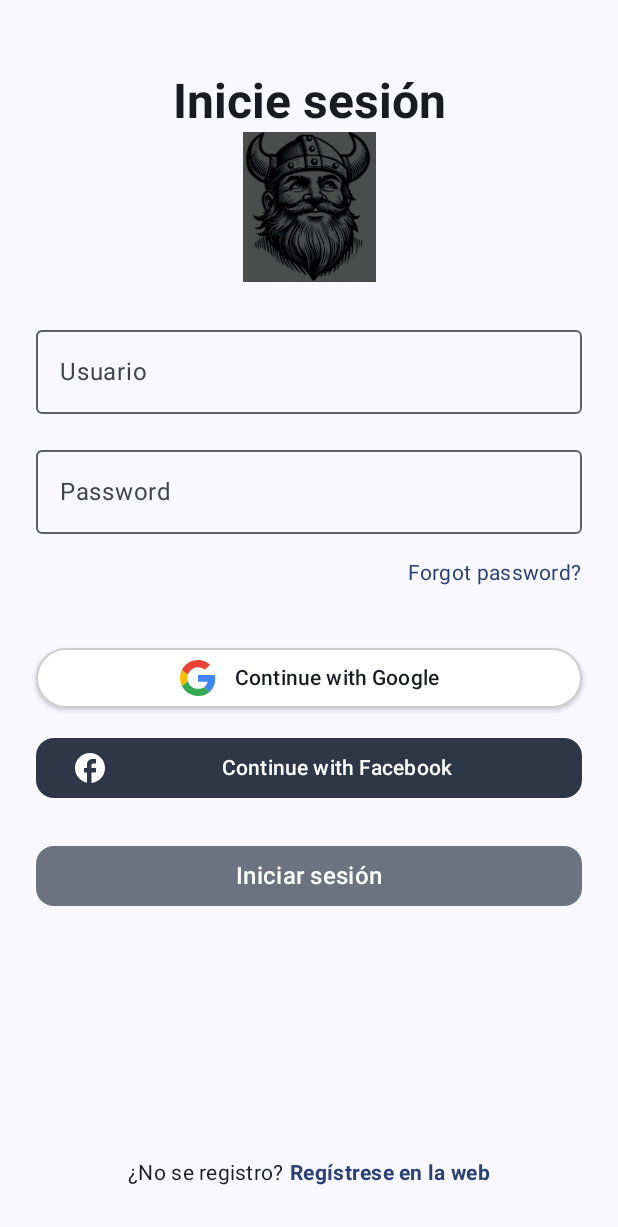
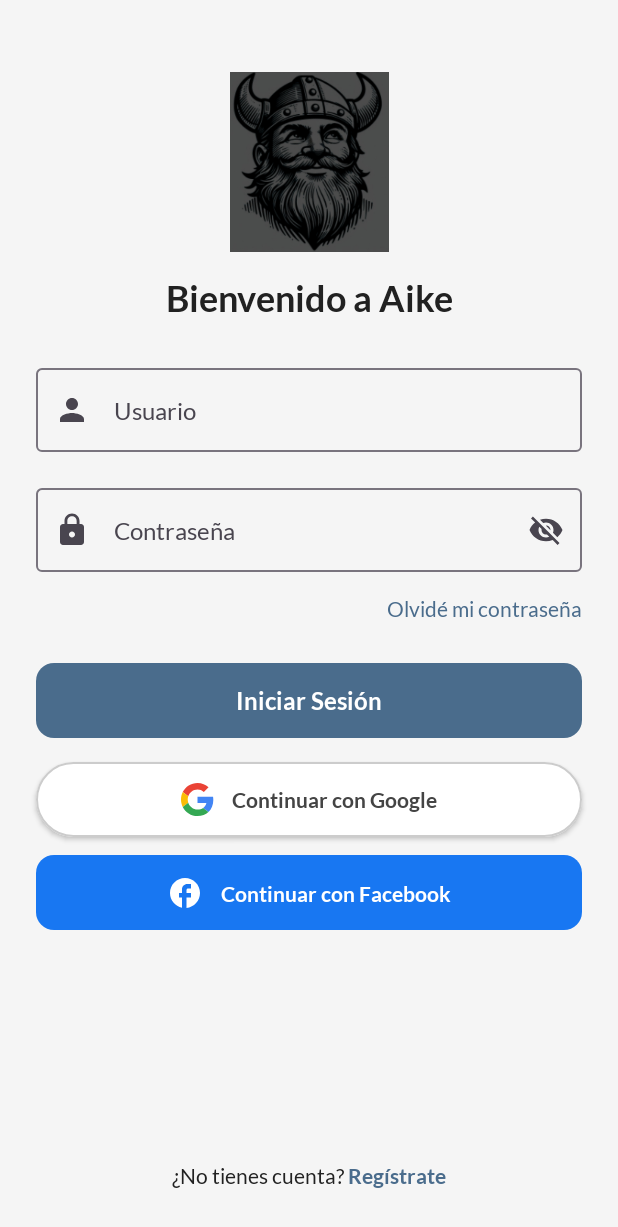
Before and after one commit to otondonicolasDaVinci/aike-app, an Android app built with Jetpack Compose: the screen it shows after launch (MainActivity), on a phone screen of 412 x 824 dp. Shown: the top 1227 px of the screen. Run offline under Robolectric (Android 15) with nearby library versions, the phone set to English and light mode, and no system bars.

Commit message:
Refactor: Enhance Login Screen UI and Theme
This commit introduces a significant visual overhaul to the login screen and application theme:

**Login Screen (LoginScreen.kt):**
- Updated layout with a more prominent logo and welcome message.
- Reordered login buttons for better visual flow.
- Added leading icons (Person, Lock) to username and password fields for improved clarity.
- Implemented a password visibility toggle icon.
- Adjusted button styling for consistency and visual appeal (height, colors, shapes).
- Changed text for "Forgot password?" and "Sign up" prompts to Spanish.
- Improved Google Sign-In button appearance.
- Changed Facebook login button color to official Facebook blue.

**Theme (Color.kt, Type.kt, Theme.kt):**
- Defined a new color palette with named colors (VikingBlue, PatagoniaGreen, StoneGray, etc.) for both light and dark themes.
- Introduced `AppTypography` using the Lato font family (Lato Regular and Lato Bold).
- Updated `DarkColorScheme` and `LightColorScheme` with the new color palette.
- Configured status bar color and appearance to match the current theme.
- Removed dynamic color option (defaults to false).

**Resources:**
- Added `ic_visibility_on.xml` and `ic_visibility_off.xml` for password visibility toggle.
- Added Lato font files (`lato_bold.ttf`, `lato_regular.ttf`).
- Added Montserrat font files (`montserrat_italic.ttf`, `montserrat_regular.ttf`), though not currently used in `AppTypography`.

```diff
--- a/app/src/main/java/com/tesis/aike/ui/login/LoginScreen.kt
+++ b/app/src/main/java/com/tesis/aike/ui/login/LoginScreen.kt
@@ -25,11 +25,14 @@ import androidx.compose.foundation.text.KeyboardOptions
 import androidx.compose.foundation.verticalScroll
 import androidx.compose.material.icons.Icons
 import androidx.compose.material.icons.filled.Facebook
+import androidx.compose.material.icons.filled.Lock
+import androidx.compose.material.icons.filled.Person
 import androidx.compose.material3.Button
 import androidx.compose.material3.ButtonDefaults
 import androidx.compose.material3.CircularProgressIndicator
 import androidx.compose.material3.ExperimentalMaterial3Api
 import androidx.compose.material3.Icon
+import androidx.compose.material3.IconButton
 import androidx.compose.material3.MaterialTheme
 import androidx.compose.material3.OutlinedTextField
 import androidx.compose.material3.Surface
@@ -49,6 +52,7 @@ import androidx.compose.ui.res.painterResource
 import androidx.compose.ui.text.font.FontWeight
 import androidx.compose.ui.text.input.KeyboardType
 import androidx.compose.ui.text.input.PasswordVisualTransformation
+import androidx.compose.ui.text.input.VisualTransformation
 import androidx.compose.ui.text.style.TextAlign
 import androidx.compose.ui.tooling.preview.Preview
 import androidx.compose.ui.unit.dp
@@ -74,6 +78,7 @@ import kotlinx.coroutines.launch
 fun LoginScreen(modifier: Modifier = Modifier, navController: NavController) {
     var uiUsername by rememberSaveable { mutableStateOf("") }
     var uiPassword by rememberSaveable { mutableStateOf("") }
+    var passwordVisible by rememberSaveable { mutableStateOf(false) }
     var loginError by rememberSaveable { mutableStateOf<String?>(null) }
     var isLoading by rememberSaveable { mutableStateOf(false) }
     var isLoadingGoogle by rememberSaveable { mutableStateOf(false) }
@@ -147,15 +152,16 @@ fun LoginScreen(modifier: Modifier = Modifier, navController: NavController) {
             horizontalAlignment = Alignment.CenterHorizontally,
         ) {
             Spacer(modifier = Modifier.height(32.dp))
-            Text(
-                text = "Inicie sesión",
-                style = MaterialTheme.typography.headlineLarge,
-                fontWeight = FontWeight.Bold
-            )
             Image(
                 painter = painterResource(id = R.drawable.aike_logo),
                 contentDescription = "Logo de la aplicación",
-                modifier = Modifier.height(100.dp)
+                modifier = Modifier.height(120.dp)
+            )
+            Text(
+                text = "Bienvenido a Aike",
+                style = MaterialTheme.typography.headlineSmall,
+                fontWeight = FontWeight.Bold,
+                modifier = Modifier.padding(top = 16.dp)
             )
             Spacer(modifier = Modifier.height(24.dp))
 
@@ -168,7 +174,8 @@ fun LoginScreen(modifier: Modifier = Modifier, navController: NavController) {
                 label = { Text("Usuario") },
                 singleLine = true,
                 modifier = Modifier.fillMaxWidth(),
-                keyboardOptions = KeyboardOptions(keyboardType = KeyboardType.Text)
+                keyboardOptions = KeyboardOptions(keyboardType = KeyboardType.Text),
+                leadingIcon = { Icon(Icons.Default.Person, contentDescription = "Icono de Usuario") }
             )
             Spacer(modifier = Modifier.height(16.dp))
             OutlinedTextField(
@@ -177,12 +184,18 @@ fun LoginScreen(modifier: Modifier = Modifier, navController: NavController) {
                     uiPassword = it
                     loginError = null
                 },
-                label = { Text("Password") },
+                label = { Text("Contraseña") },
                 singleLine = true,
                 modifier = Modifier.fillMaxWidth(),
-                visualTransformation = PasswordVisualTransformation(),
+                visualTransformation = if (passwordVisible) VisualTransformation.None else PasswordVisualTransformation(),
                 keyboardOptions = KeyboardOptions(keyboardType = KeyboardType.Password),
-                isError = loginError != null
+                leadingIcon = { Icon(Icons.Default.Lock, contentDescription = "Icono de Contraseña") },
+                trailingIcon = {
+                    val image = if (passwordVisible) R.drawable.ic_visibility_on else R.drawable.ic_visibility_off
+                    IconButton(onClick = { passwordVisible = !passwordVisible }) {
+                        Icon(painter = painterResource(id = image), contentDescription = "Mostrar/Ocultar contraseña")
+                    }
+                }
             )
 
             loginError?.let {
@@ -198,7 +211,7 @@ fun LoginScreen(modifier: Modifier = Modifier, navController: NavController) {
 
             Spacer(modifier = Modifier.height(12.dp))
             Text(
-                text = "Forgot password?",
+                text = "Olvidé mi contraseña",
                 style = MaterialTheme.typography.bodyMedium,
                 color = MaterialTheme.colorScheme.primary,
                 modifier = Modifier
@@ -212,74 +225,8 @@ fun LoginScreen(modifier: Modifier = Modifier, navController: NavController) {
                     .padding(vertical = 4.dp)
             )
 
-            Spacer(modifier = Modifier.height(32.dp))
-            Button(
-                onClick = {
-                    isLoadingGoogle = true
-                    loginError = null
-                    googleSignInClient.signOut().addOnCompleteListener {
-                        val signInIntent = googleSignInClient.signInIntent
-                        googleSignInLauncher.launch(signInIntent)
-                    }
-                },
-                enabled = !isLoading && !isLoadingGoogle,
-                modifier = Modifier.fillMaxWidth(),
-                colors = ButtonDefaults.buttonColors(
-                    containerColor = Color.White,
-                    contentColor = MaterialTheme.colorScheme.onSurface
-                ),
-                elevation = ButtonDefaults.buttonElevation(defaultElevation = 2.dp),
-                border = BorderStroke(1.dp, Color.LightGray)
-            ) {
-                if (isLoadingGoogle) {
-                    CircularProgressIndicator(modifier = Modifier.size(24.dp), color = MaterialTheme.colorScheme.primary, strokeWidth = 2.dp)
-                } else {
-                    Row(
-                        verticalAlignment = Alignment.CenterVertically,
-                        horizontalArrangement = Arrangement.Center,
-                        modifier = Modifier.fillMaxWidth()
-                    ) {
-                        Icon(
-                            painter = painterResource(id = R.drawable.ic_google_logo),
-                            contentDescription = "Google logo",
-                            modifier = Modifier.size(24.dp),
-                            tint = Color.Unspecified
-                        )
-                        Spacer(modifier = Modifier.width(12.dp))
-                        Text(
-                            text = "Continue with Google",
-                            textAlign = TextAlign.Center
-                        )
-                    }
-                }
-            }
+            Spacer(modifier = Modifier.height(24.dp))
 
-            Spacer(modifier = Modifier.height(12.dp))
-            Button(
-                onClick = { Toast.makeText(context, "Inicio con Facebook no implementado", Toast.LENGTH_SHORT).show() },
-                modifier = Modifier.fillMaxWidth(),
-                colors = ButtonDefaults.buttonColors(
-                    containerColor = Color(0xFF2D3748),
-                    contentColor = Color.White
-                ),
-                shape = MaterialTheme.shapes.medium
-            ) {
-                Row(
-                    verticalAlignment = Alignment.CenterVertically,
-                    horizontalArrangement = Arrangement.Start,
-                    modifier = Modifier.fillMaxWidth()
-                ) {
-                    Icon(
-                        imageVector = Icons.Filled.Facebook,
-                        contentDescription = "Facebook logo",
-                        modifier = Modifier.size(24.dp)
-                    )
-                    Spacer(modifier = Modifier.width(12.dp))
-                    Text(text = "Continue with Facebook", textAlign = TextAlign.Center, modifier = Modifier.weight(1f))
-                }
-            }
-
-            Spacer(modifier = Modifier.height(24.dp))
             Button(
                 onClick = {
                     if (uiUsername.isNotBlank() && uiPassword.isNotBlank()) {
@@ -289,7 +236,6 @@ fun LoginScreen(modifier: Modifier = Modifier, navController: NavController) {
                             try {
                                 val authRequest = AuthRequest(user = uiUsername, password = uiPassword)
                                 val authResponse = authService.loginUser(authRequest)
-
                                 if (authResponse != null && authResponse.token.isNotBlank()) {
                                     TokenManager.saveAuthData(context, authResponse.token, uiUsername)
                                     navController.navigate(AppRoutes.homeScreenWithUsername(uiUsername)) {
@@ -311,17 +257,85 @@ fun LoginScreen(modifier: Modifier = Modifier, navController: NavController) {
                     }
                 },
                 enabled = !isLoading && !isLoadingGoogle,
-                modifier = Modifier.fillMaxWidth(),
+                modifier = Modifier.fillMaxWidth().height(50.dp),
                 colors = ButtonDefaults.buttonColors(
-                    containerColor = Color(0xFF6B7280),
+                    containerColor = MaterialTheme.colorScheme.primary,
+                    contentColor = MaterialTheme.colorScheme.onPrimary
+                ),
+                shape = MaterialTheme.shapes.medium
+            ) {
+                if (isLoading) {
+                    CircularProgressIndicator(modifier = Modifier.size(24.dp), color = MaterialTheme.colorScheme.onPrimary)
+                } else {
+                    Text("Iniciar Sesión", style = MaterialTheme.typography.bodyLarge, fontWeight = FontWeight.Bold)
+                }
+            }
+
+            Spacer(modifier = Modifier.height(16.dp))
+
+            Button(
+                onClick = {
+                    isLoadingGoogle = true
+                    loginError = null
+                    googleSignInClient.signOut().addOnCompleteListener {
+                        val signInIntent = googleSignInClient.signInIntent
+                        googleSignInLauncher.launch(signInIntent)
+                    }
+                },
+                enabled = !isLoading && !isLoadingGoogle,
+                modifier = Modifier.fillMaxWidth().height(50.dp),
+                colors = ButtonDefaults.buttonColors(
+                    containerColor = Color.White,
+                    contentColor = Color(0xFF444444)
+                ),
+                elevation = ButtonDefaults.buttonElevation(defaultElevation = 2.dp),
+                border = BorderStroke(1.dp, Color.LightGray)
+            ) {
+                if (isLoadingGoogle) {
+                    CircularProgressIndicator(modifier = Modifier.size(24.dp), color = MaterialTheme.colorScheme.primary)
+                } else {
+                    Row(
+                        verticalAlignment = Alignment.CenterVertically,
+                        horizontalArrangement = Arrangement.Center,
+                        modifier = Modifier.fillMaxWidth()
+                    ) {
+                        Icon(
+                            painter = painterResource(id = R.drawable.ic_google_logo),
+                            contentDescription = "Google logo",
+                            modifier = Modifier.size(22.dp),
+                            tint = Color.Unspecified
+                        )
+                        Spacer(modifier = Modifier.width(12.dp))
+                        Text(
+                            text = "Continuar con Google",
+                            textAlign = TextAlign.Center
+                        )
+                    }
+                }
+            }
+
+            Spacer(modifier = Modifier.height(12.dp))
+            Button(
+                onClick = { Toast.makeText(context, "Inicio con Facebook no implementado", Toast.LENGTH_SHORT).show() },
+                modifier = Modifier.fillMaxWidth().height(50.dp),
+                colors = ButtonDefaults.buttonColors(
+                    containerColor = Color(0xFF1877F2),
                     contentColor = Color.White
                 ),
                 shape = MaterialTheme.shapes.medium
             ) {
-                if (isLoading) {
-                    CircularProgressIndicator(modifier = Modifier.size(24.dp), color = Color.White, strokeWidth = 2.dp)
-                } else {
-                    Text(text = "Iniciar sesión", style = MaterialTheme.typography.titleMedium)
+                Row(
+                    verticalAlignment = Alignment.CenterVertically,
+                    horizontalArrangement = Arrangement.Center,
+                    modifier = Modifier.fillMaxWidth()
+                ) {
+                    Icon(
+                        imageVector = Icons.Filled.Facebook,
+                        contentDescription = "Facebook logo",
+                        modifier = Modifier.size(24.dp)
+                    )
+                    Spacer(modifier = Modifier.width(12.dp))
+                    Text(text = "Continuar con Facebook", fontWeight = FontWeight.Bold)
                 }
             }
 
@@ -334,11 +348,11 @@ fun LoginScreen(modifier: Modifier = Modifier, navController: NavController) {
                 verticalAlignment = Alignment.CenterVertically
             ) {
                 Text(
-                    text = "¿No se registro? ",
+                    text = "¿No tienes cuenta? ",
                     style = MaterialTheme.typography.bodyMedium,
                 )
                 Text(
-                    text = "Regístrese en la web",
+                    text = "Regístrate",
                     style = MaterialTheme.typography.bodyMedium,
                     color = MaterialTheme.colorScheme.primary,
                     fontWeight = FontWeight.Bold,
--- a/app/src/main/java/com/tesis/aike/ui/theme/Color.kt
+++ b/app/src/main/java/com/tesis/aike/ui/theme/Color.kt
@@ -2,10 +2,17 @@ package com.tesis.aike.ui.theme
 
 import androidx.compose.ui.graphics.Color
 
-val Purple80 = Color(0xFFD0BCFF)
-val PurpleGrey80 = Color(0xFFCCC2DC)
-val Pink80 = Color(0xFFEFB8C8)
+val VikingBlue = Color(0xFF4A6C8C)
+val PatagoniaGreen = Color(0xFF5E8D6C)
+val StoneGray = Color(0xFFB0BEC5)
 
-val Purple40 = Color(0xFF6650a4)
-val PurpleGrey40 = Color(0xFF625b71)
-val Pink40 = Color(0xFF7D5260)
+val VikingBlueNight = Color(0xFFA8C7FA)
+val PatagoniaGreenNight = Color(0xFFA5D6A7)
+val StoneGrayNight = Color(0xFFCFD8DC)
+
+val Charcoal = Color(0xFF212121)
+val OffWhite = Color(0xFFF5F5F5)
+val DarkSurface = Color(0xFF121212)
+
+val LightBlueContainer = Color(0xFFD8E2F3)
+val LightGreenContainer = Color(0xFFDDE8E2)
--- a/app/src/main/java/com/tesis/aike/ui/theme/Theme.kt
+++ b/app/src/main/java/com/tesis/aike/ui/theme/Theme.kt
@@ -1,57 +1,75 @@
 package com.tesis.aike.ui.theme
 
-import android.os.Build
+import android.app.Activity
 import androidx.compose.foundation.isSystemInDarkTheme
 import androidx.compose.material3.MaterialTheme
 import androidx.compose.material3.darkColorScheme
-import androidx.compose.material3.dynamicDarkColorScheme
-import androidx.compose.material3.dynamicLightColorScheme
 import androidx.compose.material3.lightColorScheme
 import androidx.compose.runtime.Composable
-import androidx.compose.ui.platform.LocalContext
+import androidx.compose.runtime.SideEffect
+import androidx.compose.ui.graphics.Color
+import androidx.compose.ui.graphics.toArgb
+import androidx.compose.ui.platform.LocalView
+import androidx.core.view.WindowCompat
 
 private val DarkColorScheme = darkColorScheme(
-    primary = Purple80,
-    secondary = PurpleGrey80,
-    tertiary = Pink80
+    primary = VikingBlueNight,
+    onPrimary = Color(0xFF003355),
+    primaryContainer = Color(0xFF335372),
+    onPrimaryContainer = VikingBlueNight,
+
+    secondary = PatagoniaGreenNight,
+    onSecondary = Color(0xFF1E352B),
+    secondaryContainer = Color(0xFF384F3F),
+    onSecondaryContainer = PatagoniaGreenNight,
+
+    tertiary = StoneGrayNight,
+    onTertiary = Charcoal,
+    background = DarkSurface,
+    surface = DarkSurface,
+    onBackground = OffWhite,
+    onSurface = OffWhite
 )
 
 private val LightColorScheme = lightColorScheme(
-    primary = Purple40,
-    secondary = PurpleGrey40,
-    tertiary = Pink40
+    primary = VikingBlue,
+    onPrimary = Color.White,
+    primaryContainer = LightBlueContainer,
+    onPrimaryContainer = Color(0xFF001E33),
 
-    /* Other default colors to override
-    background = Color(0xFFFFFBFE),
-    surface = Color(0xFFFFFBFE),
-    onPrimary = Color.White,
+    secondary = PatagoniaGreen,
     onSecondary = Color.White,
-    onTertiary = Color.White,
-    onBackground = Color(0xFF1C1B1F),
-    onSurface = Color(0xFF1C1B1F),
-    */
+    secondaryContainer = LightGreenContainer,
+    onSecondaryContainer = Color(0xFF0F1F12),
+
+    tertiary = StoneGray,
+    onTertiary = Charcoal,
+    background = OffWhite,
+    surface = OffWhite,
+    onBackground = Charcoal,
+    onSurface = Charcoal
 )
 
 @Composable
 fun AikeTheme(
     darkTheme: Boolean = isSystemInDarkTheme(),
-    // Dynamic color is available on Android 12+
-    dynamicColor: Boolean = true,
+    dynamicColor: Boolean = false,
     content: @Composable () -> Unit
 ) {
-    val colorScheme = when {
-        dynamicColor && Build.VERSION.SDK_INT >= Build.VERSION_CODES.S -> {
-            val context = LocalContext.current
-            if (darkTheme) dynamicDarkColorScheme(context) else dynamicLightColorScheme(context)
+    val colorScheme = if (darkTheme) DarkColorScheme else LightColorScheme
+
+    val view = LocalView.current
+    if (!view.isInEditMode) {
+        SideEffect {
+            val window = (view.context as Activity).window
+            window.statusBarColor = colorScheme.primary.toArgb()
+            WindowCompat.getInsetsController(window, view).isAppearanceLightStatusBars = !darkTheme
         }
-
-        darkTheme -> DarkColorScheme
-        else -> LightColorScheme
     }
 
     MaterialTheme(
         colorScheme = colorScheme,
-        typography = Typography,
+        typography = AppTypography,
         content = content
     )
 }
--- a/app/src/main/java/com/tesis/aike/ui/theme/Type.kt
+++ b/app/src/main/java/com/tesis/aike/ui/theme/Type.kt
@@ -2,33 +2,91 @@ package com.tesis.aike.ui.theme
 
 import androidx.compose.material3.Typography
 import androidx.compose.ui.text.TextStyle
+import androidx.compose.ui.text.font.Font
 import androidx.compose.ui.text.font.FontFamily
 import androidx.compose.ui.text.font.FontWeight
 import androidx.compose.ui.unit.sp
+import com.tesis.aike.R
 
-// Set of Material typography styles to start with
-val Typography = Typography(
+val Lato = FontFamily(
+    Font(R.font.lato_regular, FontWeight.Normal),
+    Font(R.font.lato_bold, FontWeight.Bold)
+)
+
+val AppTypography = Typography(
+    displayLarge = TextStyle(
+        fontFamily = Lato,
+        fontWeight = FontWeight.Bold,
+        fontSize = 57.sp
+    ),
+    displayMedium = TextStyle(
+        fontFamily = Lato,
+        fontWeight = FontWeight.Bold,
+        fontSize = 45.sp
+    ),
+    displaySmall = TextStyle(
+        fontFamily = Lato,
+        fontWeight = FontWeight.Bold,
+        fontSize = 36.sp
+    ),
+    headlineLarge = TextStyle(
+        fontFamily = Lato,
+        fontWeight = FontWeight.Bold,
+        fontSize = 32.sp
+    ),
+    headlineMedium = TextStyle(
+        fontFamily = Lato,
+        fontWeight = FontWeight.Bold,
+        fontSize = 28.sp
+    ),
+    headlineSmall = TextStyle(
+        fontFamily = Lato,
+        fontWeight = FontWeight.Bold,
+        fontSize = 24.sp
+    ),
+    titleLarge = TextStyle(
+        fontFamily = Lato,
+        fontWeight = FontWeight.Bold,
+        fontSize = 22.sp
+    ),
+    titleMedium = TextStyle(
+        fontFamily = Lato,
+        fontWeight = FontWeight.Bold,
+        fontSize = 16.sp
+    ),
+    titleSmall = TextStyle(
+        fontFamily = Lato,
+        fontWeight = FontWeight.Medium,
+        fontSize = 14.sp
+    ),
     bodyLarge = TextStyle(
-        fontFamily = FontFamily.Default,
+        fontFamily = Lato,
         fontWeight = FontWeight.Normal,
-        fontSize = 16.sp,
-        lineHeight = 24.sp,
-        letterSpacing = 0.5.sp
-    )
-    /* Other default text styles to override
-    titleLarge = TextStyle(
-        fontFamily = FontFamily.Default,
+        fontSize = 16.sp
+    ),
+    bodyMedium = TextStyle(
+        fontFamily = Lato,
         fontWeight = FontWeight.Normal,
-        fontSize = 22.sp,
-        lineHeight = 28.sp,
-        letterSpacing = 0.sp
+        fontSize = 14.sp
+    ),
+    bodySmall = TextStyle(
+        fontFamily = Lato,
+        fontWeight = FontWeight.Normal,
+        fontSize = 12.sp
+    ),
+    labelLarge = TextStyle(
+        fontFamily = Lato,
+        fontWeight = FontWeight.Bold,
+        fontSize = 14.sp
+    ),
+    labelMedium = TextStyle(
+        fontFamily = Lato,
+        fontWeight = FontWeight.Bold,
+        fontSize = 12.sp
     ),
     labelSmall = TextStyle(
-        fontFamily = FontFamily.Default,
+        fontFamily = Lato,
         fontWeight = FontWeight.Medium,
-        fontSize = 11.sp,
-        lineHeight = 16.sp,
-        letterSpacing = 0.5.sp
+        fontSize = 11.sp
     )
-    */
 )
--- /dev/null
+++ b/app/src/main/res/drawable/ic_visibility_off.xml
@@ -0,0 +1,5 @@
+<vector xmlns:android="http://schemas.android.com/apk/res/android" android:height="24dp" android:tint="#000000" android:viewportHeight="24" android:viewportWidth="24" android:width="24dp">
+
+    <path android:fillColor="@android:color/white" android:pathData="M12,7c2.76,0 5,2.24 5,5 0,0.65 -0.13,1.26 -0.36,1.83l2.92,2.92c1.51,-1.26 2.7,-2.89 3.43,-4.75 -1.73,-4.39 -6,-7.5 -11,-7.5 -1.4,0 -2.74,0.25 -3.98,0.7l2.16,2.16C10.74,7.13 11.35,7 12,7zM2,4.27l2.28,2.28 0.46,0.46C3.08,8.3 1.78,10.02 1,12c1.73,4.39 6,7.5 11,7.5 1.55,0 3.03,-0.3 4.38,-0.84l0.42,0.42L19.73,22 21,20.73 3.27,3 2,4.27zM7.53,9.8l1.55,1.55c-0.05,0.21 -0.08,0.43 -0.08,0.65 0,1.66 1.34,3 3,3 0.22,0 0.44,-0.03 0.65,-0.08l1.55,1.55c-0.67,0.33 -1.41,0.53 -2.2,0.53 -2.76,0 -5,-2.24 -5,-5 0,-0.79 0.2,-1.53 0.53,-2.2zM11.84,9.02l3.15,3.15 0.02,-0.16c0,-1.66 -1.34,-3 -3,-3l-0.17,0.01z"/>
+
+</vector>
--- /dev/null
+++ b/app/src/main/res/drawable/ic_visibility_on.xml
@@ -0,0 +1,5 @@
+<vector xmlns:android="http://schemas.android.com/apk/res/android" android:height="24dp" android:tint="#000000" android:viewportHeight="24" android:viewportWidth="24" android:width="24dp">
+
+    <path android:fillColor="@android:color/white" android:pathData="M12,4.5C7,4.5 2.73,7.61 1,12c1.73,4.39 6,7.5 11,7.5s9.27,-3.11 11,-7.5c-1.73,-4.39 -6,-7.5 -11,-7.5zM12,17c-2.76,0 -5,-2.24 -5,-5s2.24,-5 5,-5 5,2.24 5,5 -2.24,5 -5,5zM12,9c-1.66,0 -3,1.34 -3,3s1.34,3 3,3 3,-1.34 3,-3 -1.34,-3 -3,-3z"/>
+
+</vector>
```
Also changed, not shown: app/src/main/res/font/lato_bold.ttf (added), app/src/main/res/font/lato_regular.ttf (added), 2 other files.
